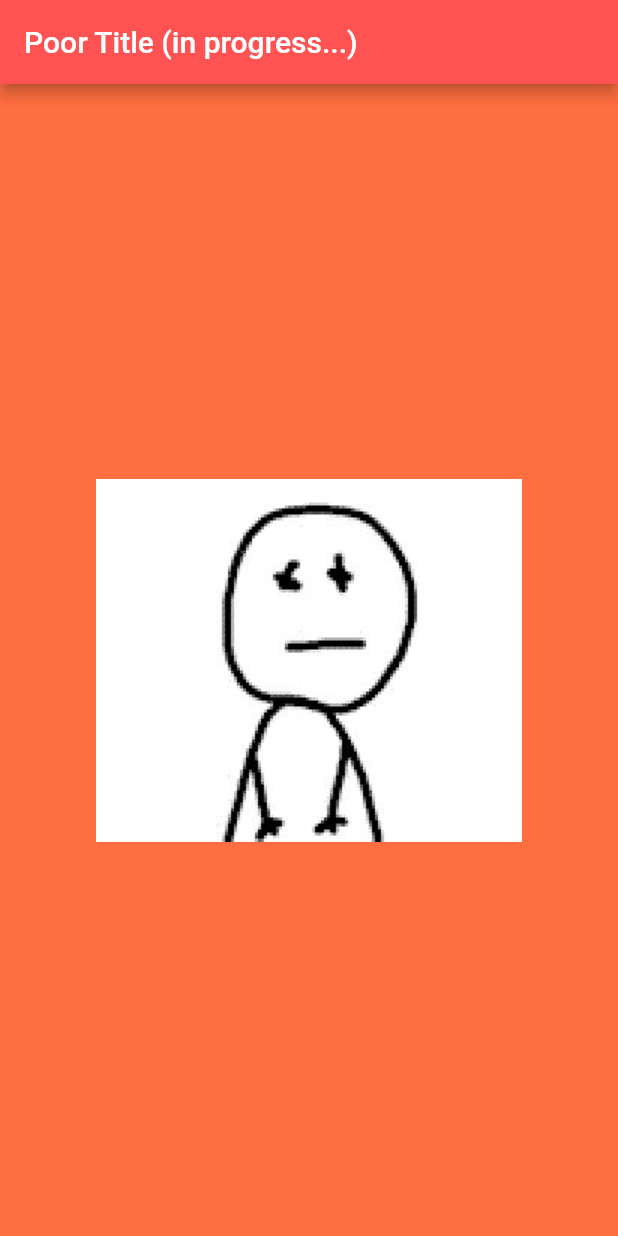
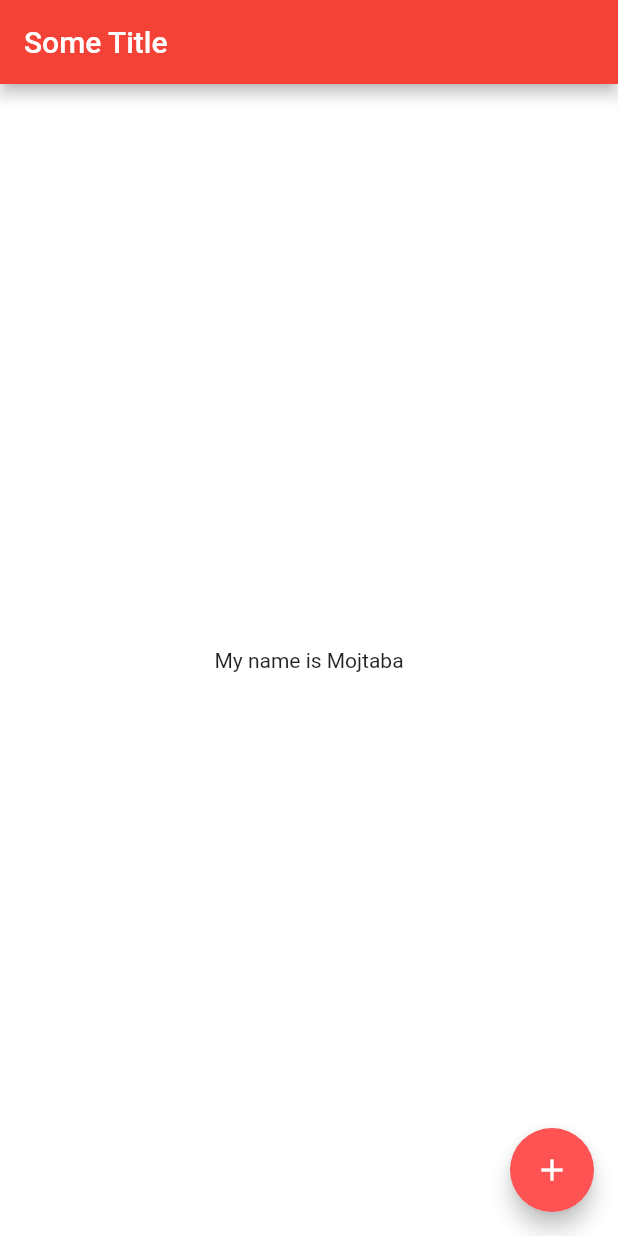
Before and after one commit to MatGhp/FlutterExperience, a Flutter app: the screen it shows after launch, on a phone screen of 412 x 824 dp. Run offline on Flutter 3.47's test engine with Material 2 defaults, Android fonts, the phone set to English and light mode, and no system bars.

Commit message:
add more icons

```diff
--- a/lib/main.dart
+++ b/lib/main.dart
@@ -1,19 +1,26 @@
 import 'package:flutter/material.dart';
 
-void main() => runApp(
-      MaterialApp(
-        home: Scaffold(
-            backgroundColor: Colors.deepOrangeAccent,
-            appBar: AppBar(
-              title: Text('Poor Title (in progress...)'),
-              backgroundColor: Colors.redAccent,
-            ),
-            body: Center(
-              child: Image(
-                image: AssetImage(
-                  "images/me.jpg",
-                ),
-              ),
-            )),
+void main() {
+  runApp(
+    MyApp(),
+  );
+}
+
+class MyApp extends StatelessWidget {
+  @override
+  Widget build(BuildContext context) {
+    return MaterialApp(
+      home: Scaffold(
+        backgroundColor: Colors.white,
+        appBar: AppBar(backgroundColor: Colors.red, title: Text('Some Title')),
+        body: Center(
+          child: Text('My name is Mojtaba'),
+        ),
+        floatingActionButton: FloatingActionButton(
+          backgroundColor: Colors.redAccent,
+          child: Icon(Icons.add),
+        ),
       ),
     );
+  }
+}
```
Also changed, not shown: 22 other files.
